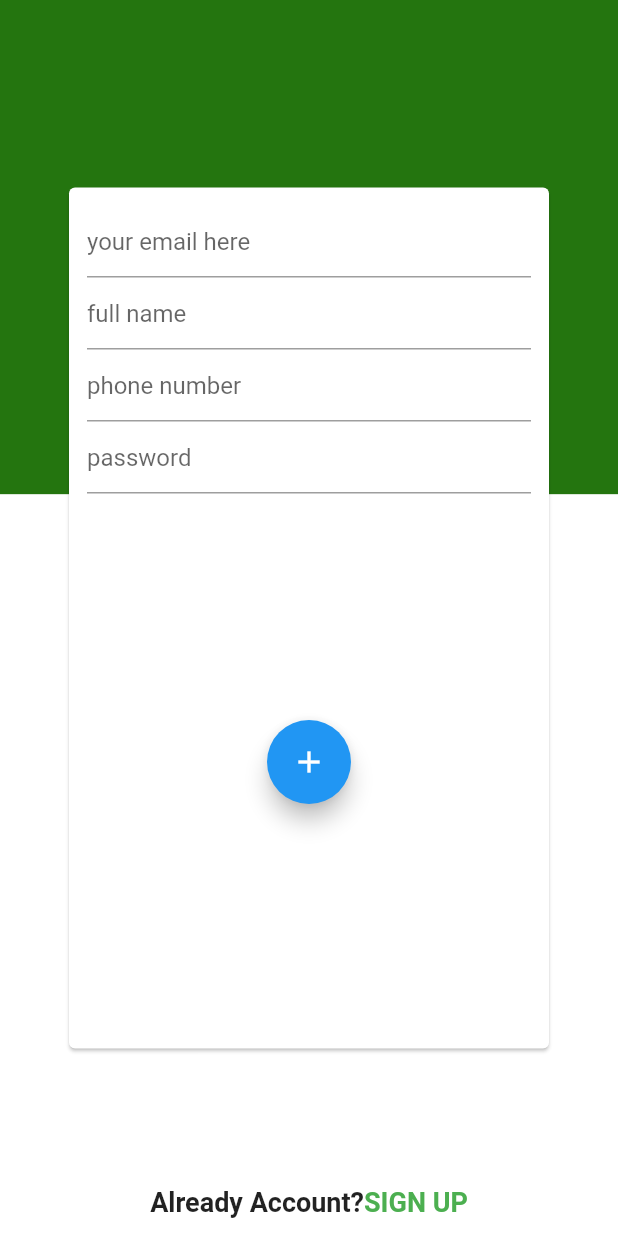
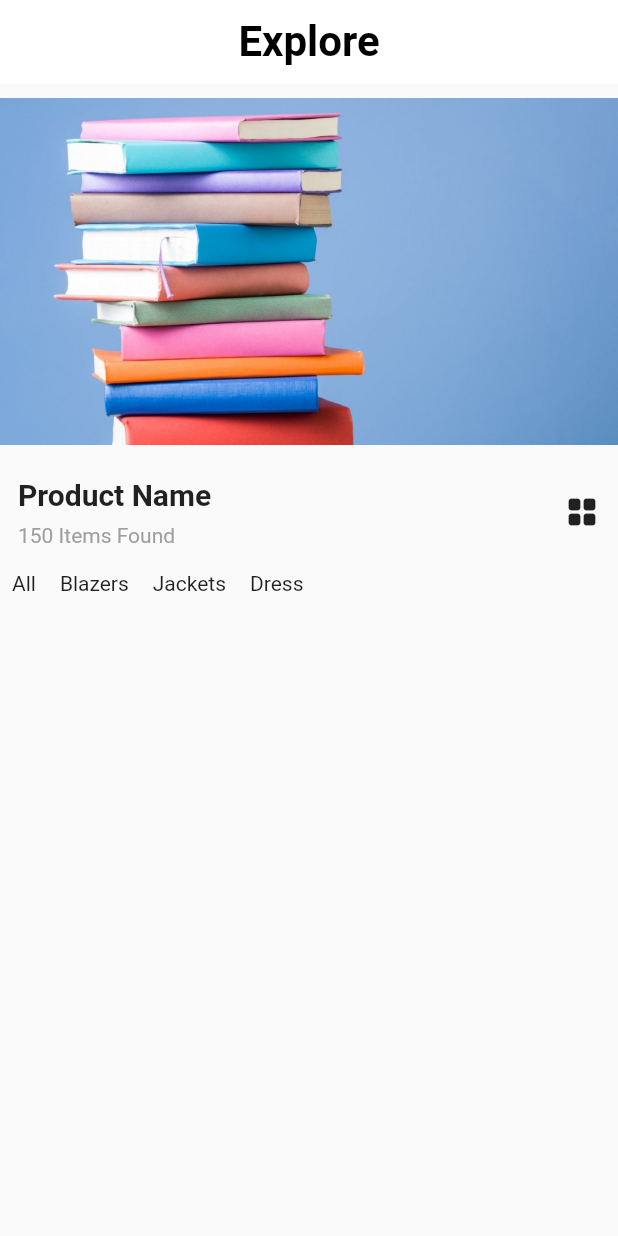
Before and after one commit to amincross/flutter-boot-camp, a Flutter app: the screen it shows after launch, on a phone screen of 412 x 824 dp. Run offline on Flutter 3.47's test engine with Material 2 defaults, Android fonts, the light colour scheme and no system bars.

Commit message:
Explore Page

```diff
--- /dev/null
+++ b/flutterbootcamp/lib/explore_page.dart
@@ -0,0 +1,71 @@
+import 'package:flutter/material.dart';
+
+class ExplorePage extends StatefulWidget {
+  const ExplorePage({Key? key}) : super(key: key);
+
+  @override
+  State<ExplorePage> createState() => _ExplorePageState();
+}
+
+class _ExplorePageState extends State<ExplorePage> {
+  List<String> categoriesList = [
+    "All",
+    "Blazers",
+    "Jackets",
+    "Dress",
+  ];
+
+  @override
+  Widget build(BuildContext context) {
+    Size screenSize = MediaQuery.of(context).size;
+
+    return Scaffold(
+      appBar: AppBar(
+        backgroundColor: Colors.white,
+        elevation: 0,
+        centerTitle: true,
+        title: Text("Explore", style: TextStyle(color: Colors.black, fontWeight: FontWeight.bold, fontSize: 28)),
+      ),
+      body: Column(
+        children: [
+          Image.asset("assets/images/image1.jpg", width: screenSize.width, height: 250, fit: BoxFit.fitWidth),
+          Container(
+            margin: EdgeInsets.all(12),
+            width: screenSize.width,
+            child: Row(
+              children: [
+                Column(
+                  crossAxisAlignment: CrossAxisAlignment.start,
+                  children: [
+                    Text(
+                      "Product Name",
+                      style: TextStyle(fontSize: 20, fontWeight: FontWeight.bold),
+                    ),
+                    SizedBox(height: 8),
+                    Text(
+                      "150 Items Found",
+                      style: TextStyle(color: Colors.grey),
+                    ),
+                  ],
+                ),
+                Expanded(child: Container()),
+                Icon(Icons.grid_view_rounded)
+              ],
+            ),
+          ),
+          Container(
+            width: screenSize.width,
+            height: 80,
+            child: ListView.builder(
+              scrollDirection: Axis.horizontal,
+              itemBuilder: (BuildContext context, int index) {
+                return Container(margin: EdgeInsets.symmetric(horizontal: 8, vertical: 4), child: Text(categoriesList[index]));
+              },
+              itemCount: categoriesList.length,
+            ),
+          )
+        ],
+      ),
+    );
+  }
+}
--- a/flutterbootcamp/lib/main.dart
+++ b/flutterbootcamp/lib/main.dart
@@ -1,5 +1,6 @@
 import 'package:flutter/material.dart';
-import 'package:flutterbootcamp/sign_up_page.dart';
+
+import 'explore_page.dart';
 
 void main() {
   runApp(const MyApp());
@@ -15,7 +16,7 @@ class MyApp extends StatelessWidget {
       theme: ThemeData(
         primarySwatch: Colors.blue,
       ),
-      home: SignUpPage(),
+      home: ExplorePage(),
     );
   }
 }
--- a/flutterbootcamp/lib/sign_up_page.dart
+++ b/flutterbootcamp/lib/sign_up_page.dart
@@ -51,10 +51,13 @@ class SignUpPage extends StatelessWidget {
                 padding: EdgeInsets.symmetric(horizontal: 8, vertical: 12),
                 child: Column(
                   children: [
-                    TextField(decoration: InputDecoration(hintText: "your email here")),
-                    TextField(decoration: InputDecoration(hintText: "full name")),
-                    TextField(decoration: InputDecoration(hintText: "phone number")),
-                    TextField(decoration: InputDecoration(hintText: "password")),
+                    TextField(keyboardType: TextInputType.emailAddress, decoration: InputDecoration(hintText: "your email here")),
+                    TextField(keyboardType: TextInputType.name, decoration: InputDecoration(hintText: "full name")),
+                    TextField(keyboardType: TextInputType.phone, decoration: InputDecoration(hintText: "phone number")),
+                    TextField(
+                        obscureText: true,
+                        keyboardType: TextInputType.visiblePassword,
+                        decoration: InputDecoration(hintText: "password")),
                     Expanded(child: Container()),
                     FloatingActionButton(
                       onPressed: () {},
--- a/flutterbootcamp/pubspec.yaml
+++ b/flutterbootcamp/pubspec.yaml
@@ -59,9 +59,8 @@ flutter:
   uses-material-design: true
 
   # To add assets to your application, add an assets section, like this:
-  # assets:
-  #   - images/a_dot_burr.jpeg
-  #   - images/a_dot_ham.jpeg
+  assets:
+    - assets/images/image1.jpg
 
   # An image asset can refer to one or more resolution-specific "variants", see
   # https://flutter.dev/assets-and-images/#resolution-aware
```
Also changed, not shown: flutterbootcamp/assets/images/image1.jpg (added).
